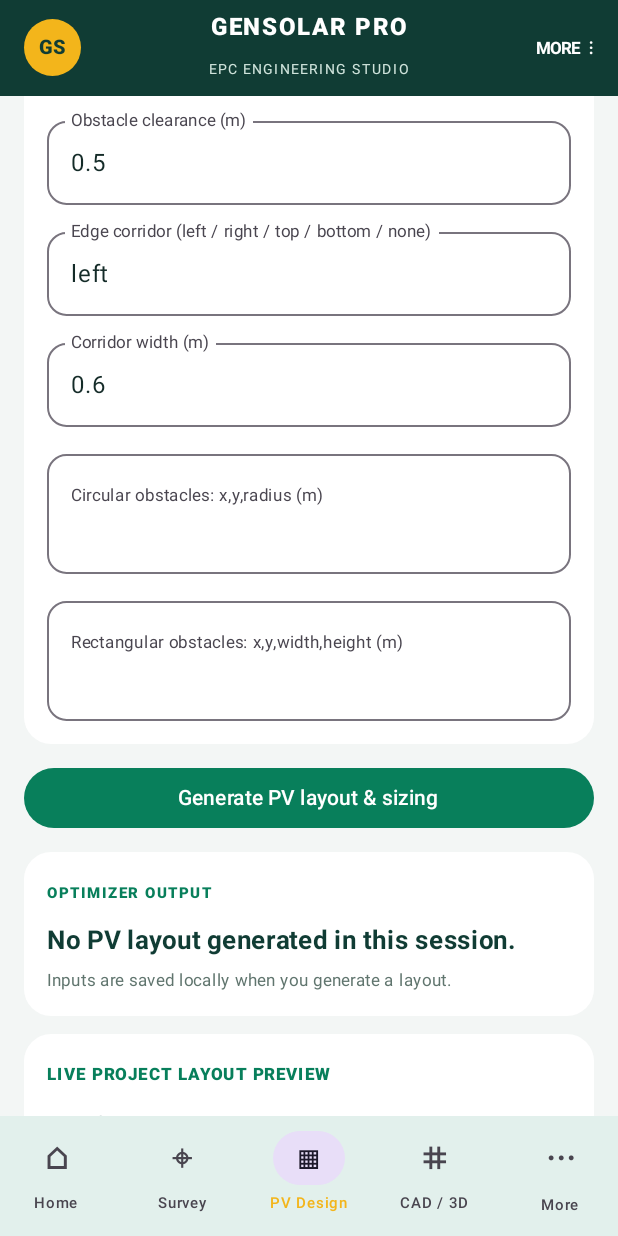
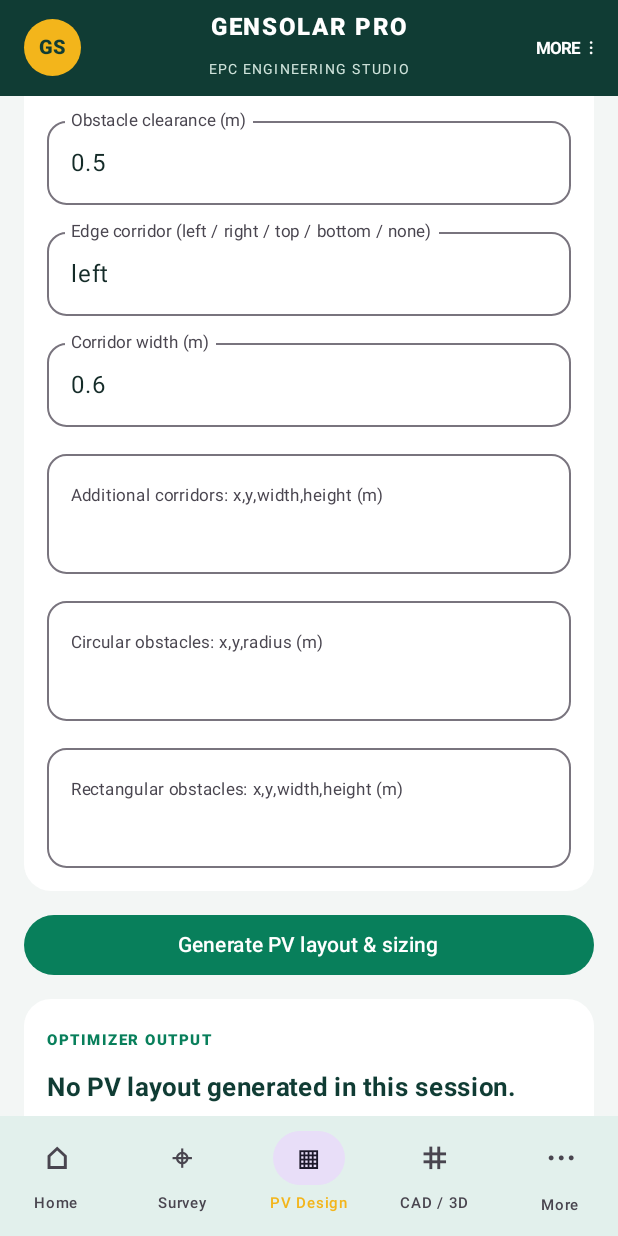
Before and after one commit to VEERA0007/GenSolar-Pro-Engineering, an Android app built with Jetpack Compose: the screen it shows after launch (MainActivity), item 3 of the bottom bar chosen, scrolled down 952 dp, on a phone screen of 412 x 824 dp. Run offline under Robolectric (Android 15) with nearby library versions, the phone set to English and light mode, and no system bars.

Commit message:
Expose custom access corridors in native PV design

```diff
--- a/app/src/main/java/com/gensolar/engineering/MainActivity.kt
+++ b/app/src/main/java/com/gensolar/engineering/MainActivity.kt
@@ -859,6 +859,7 @@ private fun NativePvDesignScreen(
     var rectangles by remember { mutableStateOf(prefs.getString("obstacleRectangles", "") ?: "") }
     var corridorEdge by remember { mutableStateOf(prefs.getString("accessCorridorEdge", "left") ?: "left") }
     var corridorWidth by remember { mutableStateOf(prefs.getString("accessCorridorWidth", "0.6") ?: "0.6") }
+    var corridorRectangles by remember { mutableStateOf(prefs.getString("corridorRectangles", "") ?: "") }
     var result by remember { mutableStateOf("No PV layout generated in this session.") }
     var status by remember { mutableStateOf("Inputs are saved locally when you generate a layout.") }
     var cadSnapshot by remember { mutableStateOf(NativeCadSnapshot()) }
@@ -943,6 +944,7 @@ private fun NativePvDesignScreen(
                 SurveyInput("Obstacle clearance (m)", obstacleClearance, { obstacleClearance = it })
                 SurveyInput("Edge corridor (left / right / top / bottom / none)", corridorEdge, { corridorEdge = it })
                 SurveyInput("Corridor width (m)", corridorWidth, { corridorWidth = it })
+                SurveyInput("Additional corridors: x,y,width,height (m)", corridorRectangles, { corridorRectangles = it }, minLines = 2)
                 SurveyInput("Circular obstacles: x,y,radius (m)", circles, { circles = it }, minLines = 2)
                 SurveyInput("Rectangular obstacles: x,y,width,height (m)", rectangles, { rectangles = it }, minLines = 2)
             }
@@ -984,7 +986,8 @@ private fun NativePvDesignScreen(
                 "gap" to moduleGap, "perRow" to modulesPerRow, "sunAlt" to sunAltitude,
                 "areaFactor" to areaFactor, "obstacleClearance" to obstacleClearance,
                 "obstacleCircles" to circles, "obstacleRectangles" to rectangles,
-                "accessCorridorEdge" to corridorEdge.lowercase(), "accessCorridorWidth" to corridorWidth
+                "accessCorridorEdge" to corridorEdge.lowercase(), "accessCorridorWidth" to corridorWidth,
+                "corridorRectangles" to corridorRectangles
             )
             prefs.edit().apply { values.forEach { (key, value) -> putString(key, value) } }.apply()
             val payload = JSONObject(values).toString()
```
